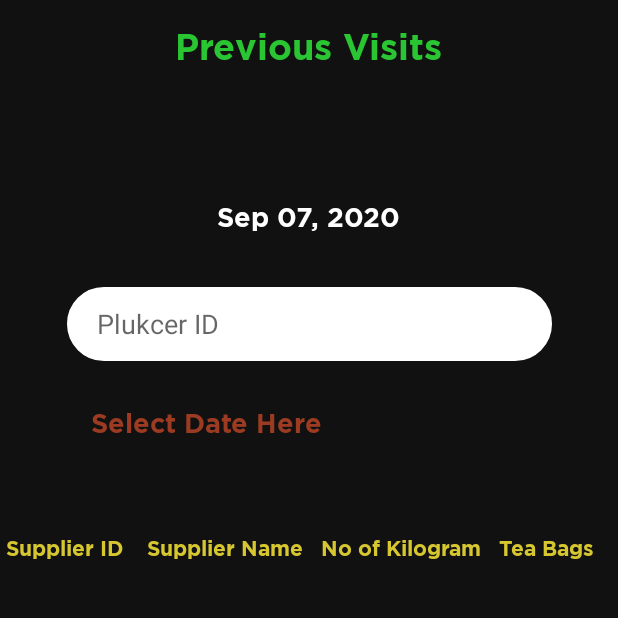
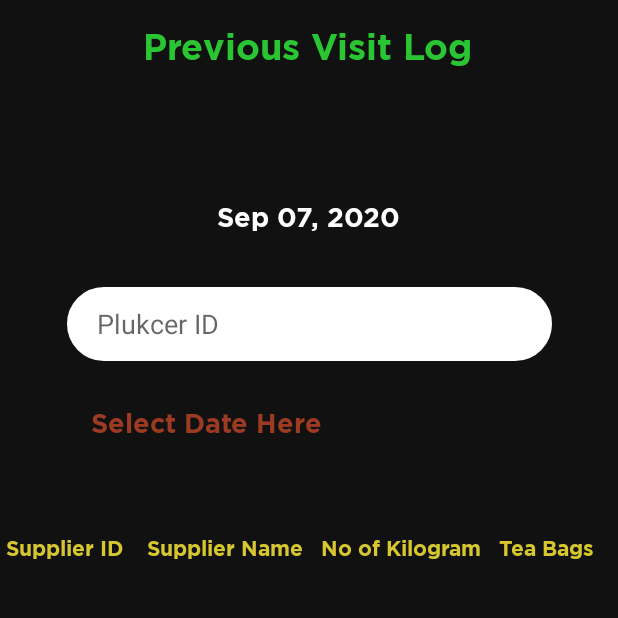
Before and after one commit to RWP201PTNIBM/TeaCollectorAndroid, an Android app: the PreviousVisits screen opened directly, with no data from a screen before it, on a phone screen of 412 x 824 dp, the top half of it. Run offline under Robolectric (Android 15) with nearby library versions, the light colour scheme and no system bars; 2 statements that could not run were skipped.

Commit message:
update collection log, rename collection log (#13)
Removed query form all collection log records.
Renamed Previous visits to Previous visit log

PreviousVisits.java
activity_main_menu.xml
activity_previous_visits.xml

```diff
--- a/TeaCollecting/app/src/main/java/lk/mad/teacollecting/PreviousVisits.java
+++ b/TeaCollecting/app/src/main/java/lk/mad/teacollecting/PreviousVisits.java
@@ -96,9 +96,6 @@
         pathid = getIntent().getExtras().getInt("pathid");
         PreviousVisits.DoPrevoisList DoPrevoisList = new PreviousVisits.DoPrevoisList();
         DoPrevoisList.execute();
-
-        PreviousVisits.DoPreviiosVisits DoPreviiosVisits = new PreviousVisits.DoPreviiosVisits();
-        DoPreviiosVisits.execute();
         txtVisitPlucker.addTextChangedListener(new TextWatcher() {
             @Override
             public void beforeTextChanged(CharSequence s, int start, int count, int after) {
--- a/TeaCollecting/app/src/main/res/layout/activity_main_menu.xml
+++ b/TeaCollecting/app/src/main/res/layout/activity_main_menu.xml
@@ -59,7 +59,7 @@
         android:layout_height="45dp"
         android:background="@drawable/mainall_button"
         android:fontFamily="@font/gothame"
-        android:text="Previous Visits"
+        android:text="Previous Visit Log"
         android:textSize="18sp"
         android:textColor="#FFFFFF"
         app:layout_constraintBottom_toBottomOf="parent"
--- a/TeaCollecting/app/src/main/res/layout/activity_previous_visits.xml
+++ b/TeaCollecting/app/src/main/res/layout/activity_previous_visits.xml
@@ -12,7 +12,7 @@
         android:layout_width="wrap_content"
         android:layout_height="wrap_content"
         android:fontFamily="@font/gothame"
-        android:text="Previous Visits"
+        android:text="Previous Visit Log"
         android:textColor="#2AC532"
         android:textSize="24sp"
         app:layout_constraintBottom_toBottomOf="parent"
```
